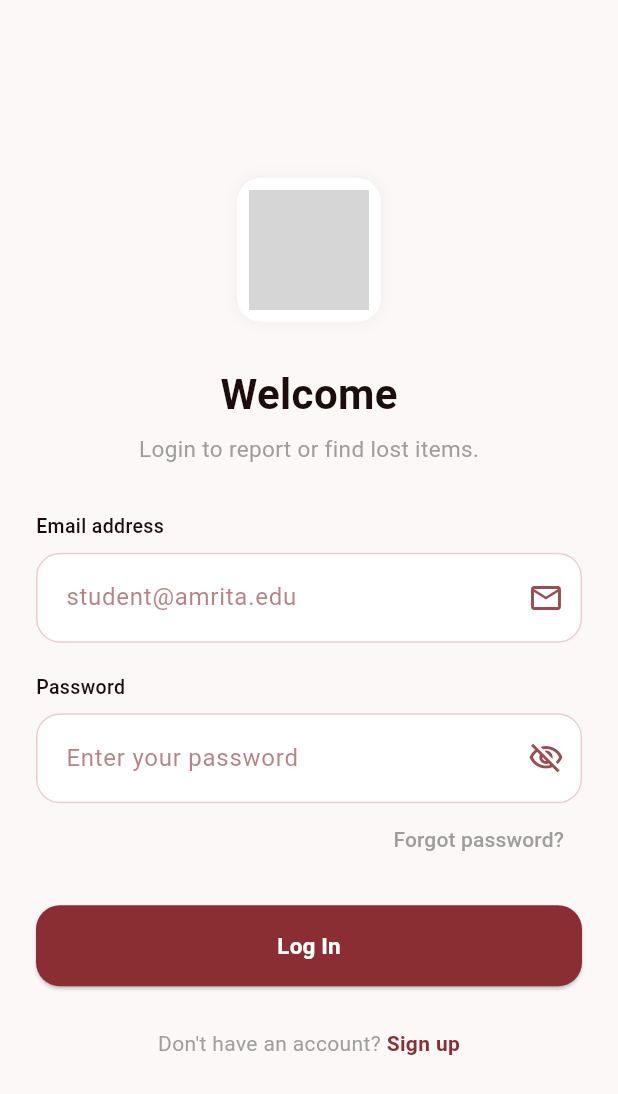
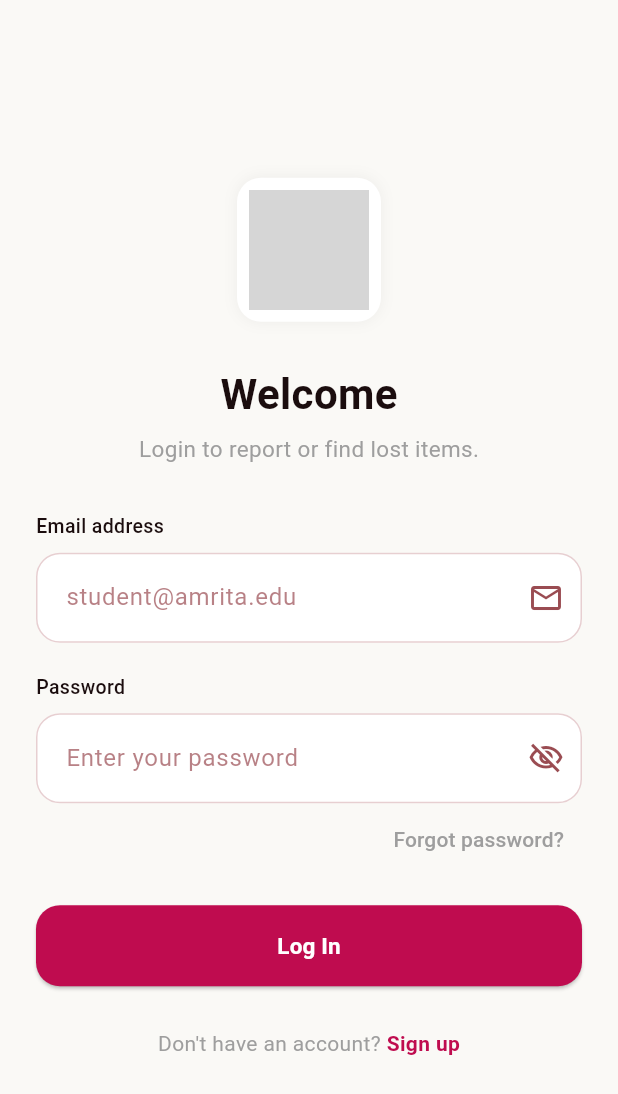
Before and after one commit to SarvanthiSivaraj/AmritaFind, a Flutter app: the screen it shows after launch, scrolled down 40 dp, after a tap on "Skip", after a tap on the "chat bubble outline" icon, on a phone screen of 412 x 824 dp. Shown: the top 1094 px of the screen. Run offline on Flutter 3.47's test engine with Material 3 defaults, Android fonts, the phone set to English and light mode, and no system bars; our stand-ins replace cloud_firestore, firebase_auth, firebase_core, firebase_storage, flutter_dotenv, image_picker; missing offline and left inert: cloudinary_public; accounts and stored records are empty; network calls fail; Roboto replaces fonts that are missing (Plus Jakarta Sans); grey boxes are pictures that could not be loaded.

```diff
--- a/LostAndFound/lib/pages/login_page.dart
+++ b/LostAndFound/lib/pages/login_page.dart
@@ -136,8 +136,8 @@ class _LoginScreenState extends State<LoginScreen> {
   // ==========================
   @override
   Widget build(BuildContext context) {
-    const primary = Color(0xFF8B2E34);
-    const background = Color(0xFFFCF8F8);
+    const primary = Color(0xFFBF0C4F);
+    const background = Color(0xFFFAF9F6);
     const border = Color(0xFFE7CFD1);
     const textMain = Color(0xFF1B0D0E);
     const textMuted = Color(0xFF9A4C52);
```
Also changed, not shown: LostAndFound/lib/pages/home_page.dart (+13 -4 lines).
